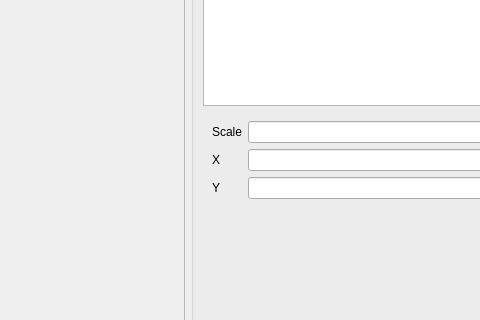
Above: ros/src/computing/perception/localization/packages/vmml/src/bin/dataset_browser/dataset_browser.ui from beenfhb/autoware before the change; both pictures show x 219 to 699 and y 226 to 546 of the 814 by 679 pixel window. Below: the same form after it.
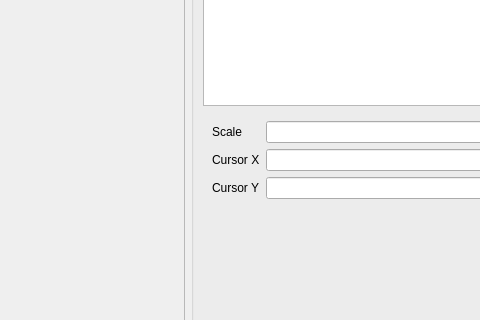
That is the form after the change. Icons and pictures are not drawn. Custom widgets are drawn as their Qt base class.

Diff of the .ui file:
```diff
--- a/ros/src/computing/perception/localization/packages/vmml/src/bin/dataset_browser/dataset_browser.ui
+++ b/ros/src/computing/perception/localization/packages/vmml/src/bin/dataset_browser/dataset_browser.ui
@@ -142,7 +142,7 @@
              <item row="1" column="0">
               <widget class="QLabel" name="label">
                <property name="text">
-                <string>X</string>
+                <string>Cursor X</string>
                </property>
               </widget>
              </item>
@@ -156,7 +156,7 @@
              <item row="2" column="0">
               <widget class="QLabel" name="label_2">
                <property name="text">
-                <string>Y</string>
+                <string>Cursor Y</string>
                </property>
               </widget>
              </item>
```
